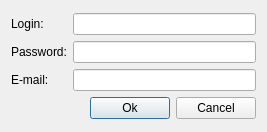
pilikinp/client, file gui/sign_up.ui: the form before one commit.
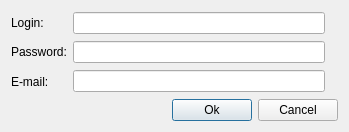
The form after the commit.

The edit to the form file:
```diff
--- a/gui/sign_up.ui
+++ b/gui/sign_up.ui
@@ -6,7 +6,7 @@
    <rect>
     <x>0</x>
     <y>0</y>
-    <width>267</width>
+    <width>349</width>
     <height>132</height>
    </rect>
   </property>
@@ -15,7 +15,7 @@
   </property>
   <layout class="QGridLayout" name="gridLayout">
    <item row="0" column="0">
-    <layout class="QVBoxLayout" name="verticalLayout_3">
+    <layout class="QVBoxLayout" name="verticalLayout_4">
      <item>
       <layout class="QHBoxLayout" name="horizontalLayout">
        <item>
@@ -56,6 +56,31 @@
          </item>
         </layout>
        </item>
+       <item>
+        <layout class="QVBoxLayout" name="verticalLayout_3">
+         <item>
+          <widget class="QLabel" name="label_4">
+           <property name="text">
+            <string/>
+           </property>
+          </widget>
+         </item>
+         <item>
+          <widget class="QLabel" name="label_5">
+           <property name="text">
+            <string/>
+           </property>
+          </widget>
+         </item>
+         <item>
+          <widget class="QLabel" name="label_6">
+           <property name="text">
+            <string/>
+           </property>
+          </widget>
+         </item>
+        </layout>
+       </item>
       </layout>
      </item>
      <item>
```
